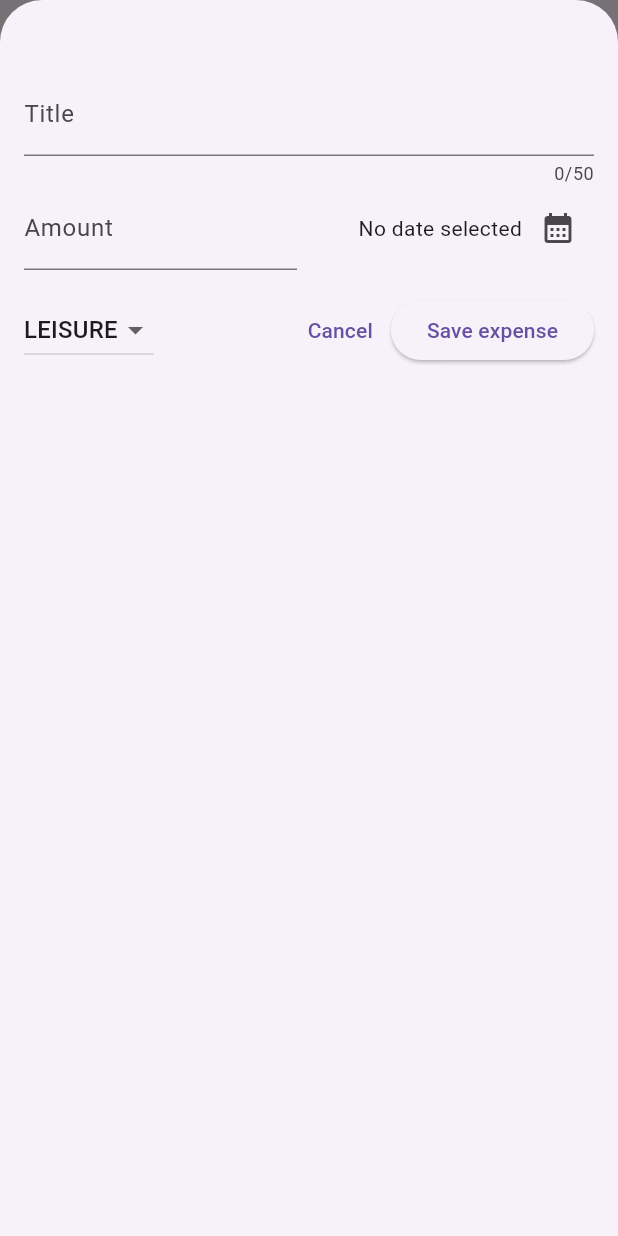
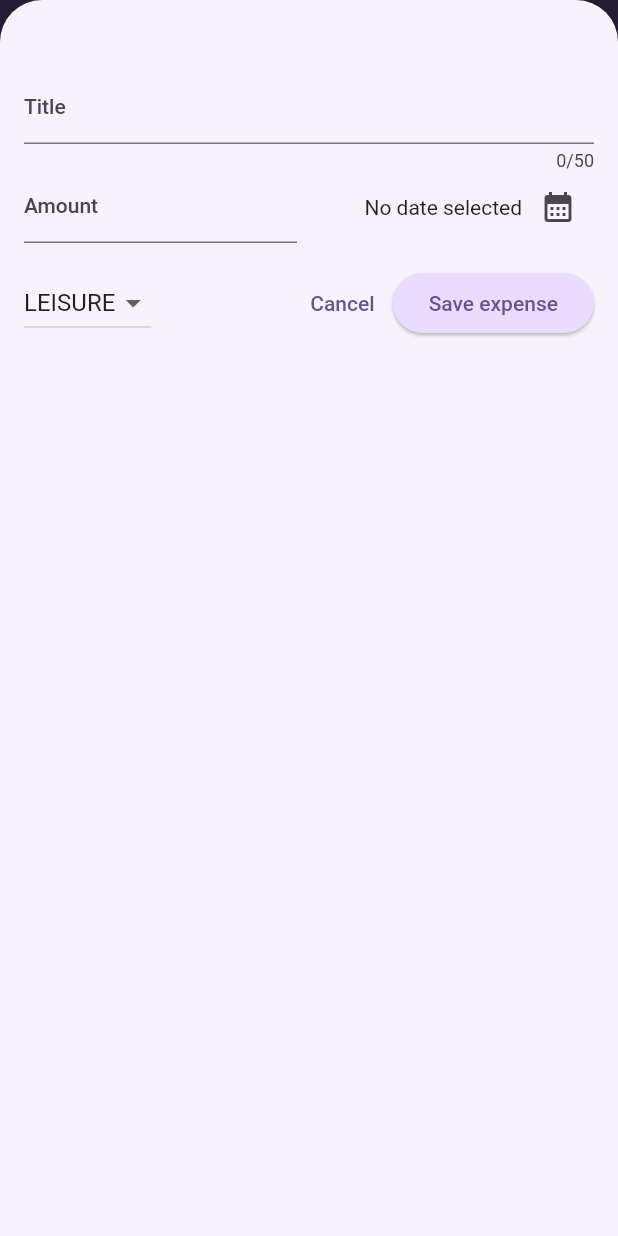
Before and after one commit to deepBn/expense_tracker, a Flutter app: the screen it shows after launch, after a tap on the "add" icon, on a phone screen of 412 x 824 dp. Run offline on Flutter 3.47's test engine with Material 2 defaults, Android fonts, the phone set to English and light mode, and no system bars.

Commit message:
Setting app theme

```diff
--- a/lib/main.dart
+++ b/lib/main.dart
@@ -1,9 +1,37 @@
 import 'package:expense_tracker/widgets/expenses.dart';
 import 'package:flutter/material.dart';
 
+var kColorScheme =
+    ColorScheme.fromSeed(seedColor: const Color.fromARGB(255, 96, 59, 181));
+
 void main(List<String> args) {
-  runApp(MaterialApp(
-    theme: ThemeData(useMaterial3: true),
-    home: const Expenses(),
-  ));
+  runApp(
+    MaterialApp(
+      theme: ThemeData().copyWith(
+        useMaterial3: true,
+        colorScheme: kColorScheme,
+        appBarTheme: const AppBarTheme().copyWith(
+          backgroundColor: kColorScheme.onPrimaryContainer,
+          foregroundColor: kColorScheme.primaryContainer,
+        ),
+        cardTheme: const CardTheme().copyWith(
+          color: kColorScheme.secondaryContainer,
+          margin: const EdgeInsets.symmetric(horizontal: 16, vertical: 8),
+        ),
+        elevatedButtonTheme: ElevatedButtonThemeData(
+          style: ElevatedButton.styleFrom(
+            backgroundColor: kColorScheme.primaryContainer,
+          ),
+        ),
+        textTheme: ThemeData().textTheme.copyWith(
+              titleLarge: TextStyle(
+                fontWeight: FontWeight.normal,
+                color: kColorScheme.onSecondaryContainer,
+                fontSize: 14,
+              ),
+            ),
+      ),
+      home: const Expenses(),
+    ),
+  );
 }
```
